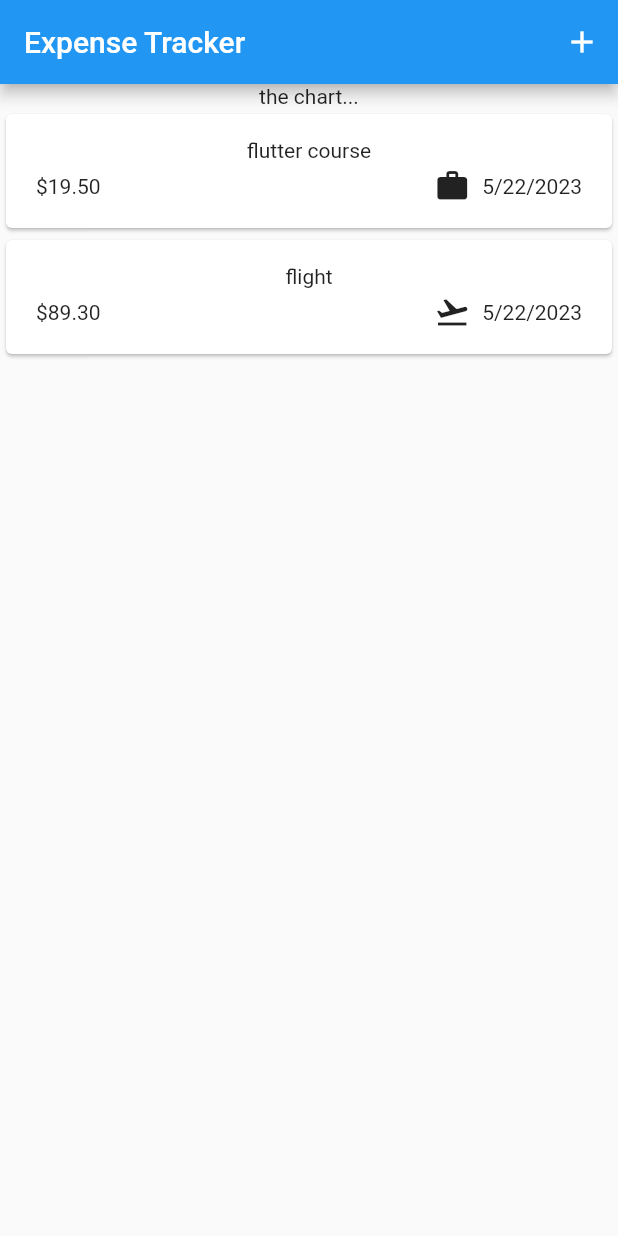
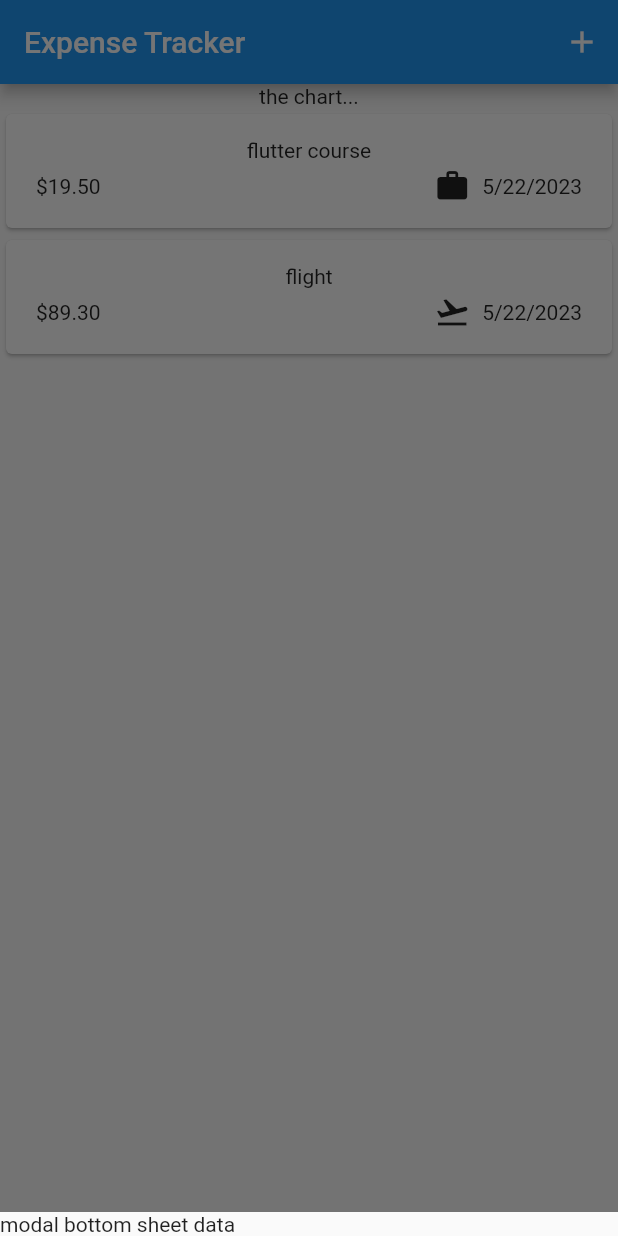
Before and after one commit to carlstep/expense_tracker, a Flutter app: the screen it shows after launch, after a tap on the "add" icon, on a phone screen of 412 x 824 dp. Run offline on Flutter 3.47's test engine with Material 2 defaults, Android fonts, the phone set to English and light mode, and no system bars.

Commit message:
setup of modalBottomSheet

```diff
--- a/lib/widgets/expenses.dart
+++ b/lib/widgets/expenses.dart
@@ -26,6 +26,15 @@ class _ExpensesState extends State<Expenses> {
     )
   ];
 
+  void _openAddExpenseOverlay() {
+    // context > gives widget meta information & information in
+    // relation to other widgets in the widget tree
+    showModalBottomSheet(
+      context: context,
+      builder: (ctx) => const Text('modal bottom sheet data'),
+    );
+  }
+
   @override
   Widget build(BuildContext context) {
     return Scaffold(
@@ -33,8 +42,8 @@ class _ExpensesState extends State<Expenses> {
         title: const Text('Expense Tracker'),
         actions: [
           IconButton(
-            onPressed: () {},
-            icon: Icon(Icons.add),
+            onPressed: _openAddExpenseOverlay,
+            icon: const Icon(Icons.add),
           ),
         ],
       ),
--- a/lib/widgets/expenses_list/expenses_list.dart
+++ b/lib/widgets/expenses_list/expenses_list.dart
@@ -1,5 +1,5 @@
 // ignore_for_file: public_member_api_docs, sort_constructors_first
-import 'package:expense_tracker/widgets/expenses.dart';
+
 import 'package:expense_tracker/widgets/expenses_list/expenses_item.dart';
 import 'package:flutter/material.dart';
 
```
